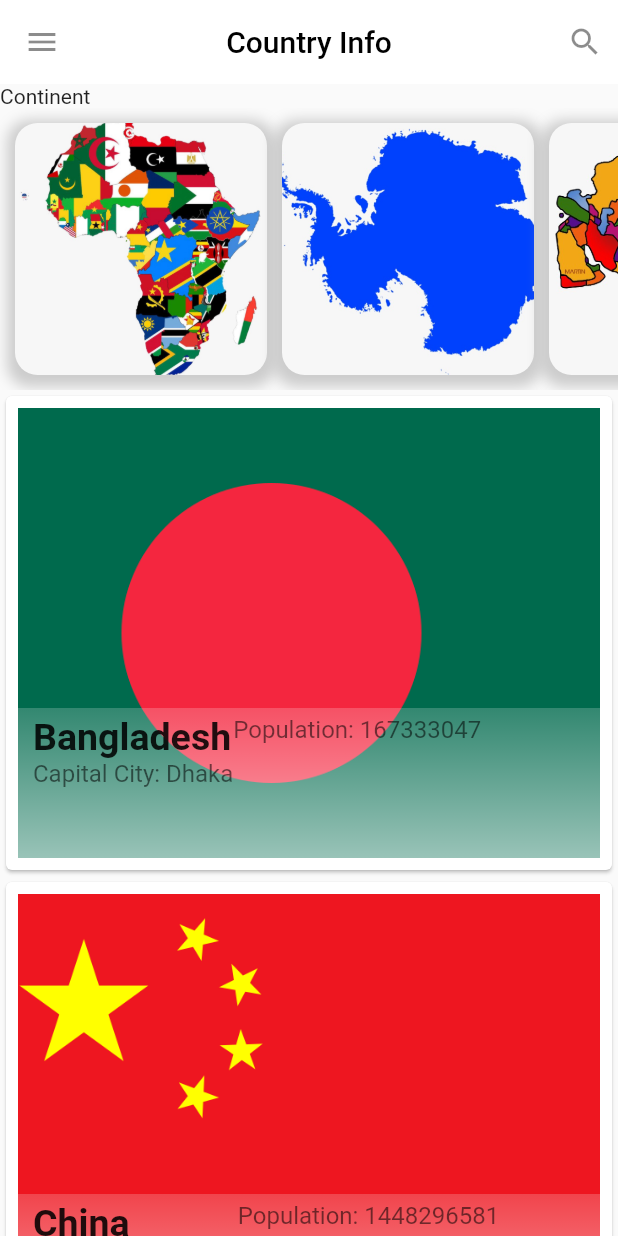
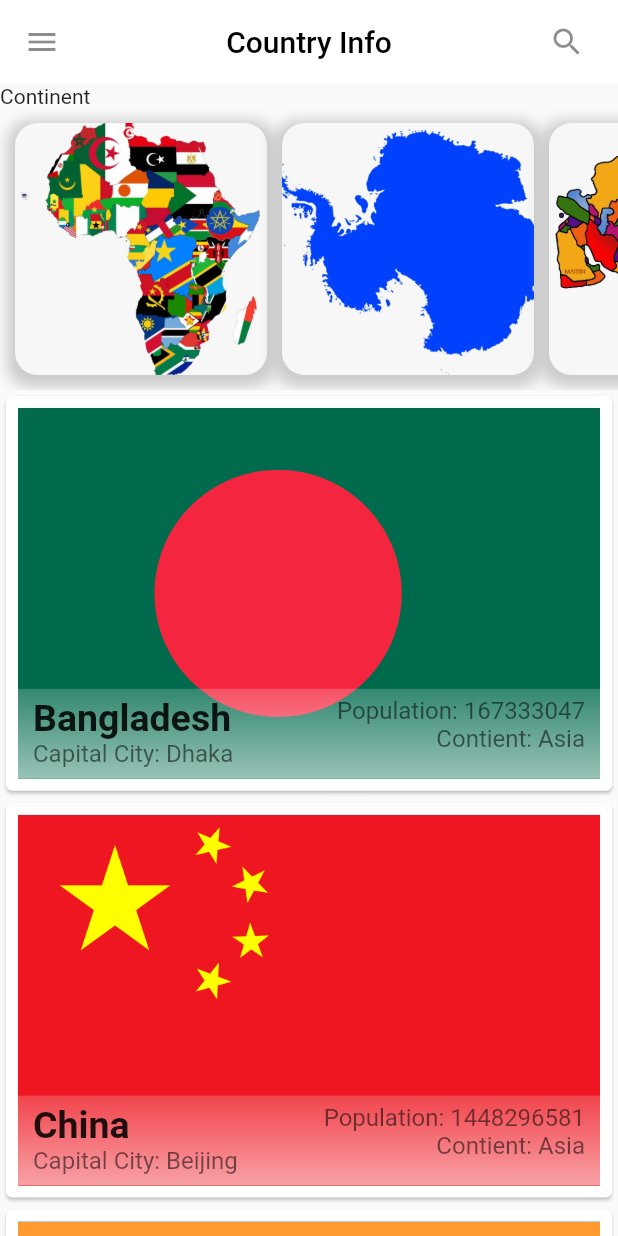
Before and after one commit to samirreaz/country_info, a Flutter app: the HomeScreen screen opened directly, on a phone screen of 412 x 824 dp. Run offline on Flutter 3.47's test engine with Material 2 defaults, Android fonts, the phone set to English and light mode, and no system bars.

Commit message:
Drawer is added but i can't added the menu button as the drawer button

```diff
--- a/lib/main.dart
+++ b/lib/main.dart
@@ -12,6 +12,7 @@ class MyApp extends StatelessWidget {
   @override
   Widget build(BuildContext context) {
     return MaterialApp(
+      debugShowCheckedModeBanner: false,
       title: 'Flutter Demo',
       theme: ThemeData(
         primarySwatch: Colors.blue,
--- a/lib/models/country_model.dart
+++ b/lib/models/country_model.dart
@@ -18,42 +18,42 @@ class CountryModel {
 List<CountryModel> countryList = [
   CountryModel(
     countryName: 'Bangladesh',
-    subContinent: 'asia',
+    subContinent: 'Asia',
     countryCapital: 'Dhaka',
     countryImg: 'assets/country_pictures/Bangladesh-Dhaka.png',
     countryPopulation: 167333047,
   ),
   CountryModel(
     countryName: 'China',
-    subContinent: 'asia',
+    subContinent: 'Asia',
     countryCapital: 'Beijing',
     countryImg: 'assets/country_pictures/China-Beijing.png',
     countryPopulation: 1448296581,
   ),
   CountryModel(
     countryName: 'India',
-    subContinent: 'asia',
+    subContinent: 'Asia',
     countryCapital: 'New Delli',
     countryImg: 'assets/country_pictures/india-new_delli.png',
     countryPopulation: 1401865325,
   ),
   CountryModel(
     countryName: 'Indonesia',
-    subContinent: 'asia',
+    subContinent: 'Asia',
     countryCapital: 'Bali',
     countryImg: 'assets/country_pictures/Indonesia-bali.png',
     countryPopulation: 278183723,
   ),
   CountryModel(
     countryName: 'Japan',
-    subContinent: 'asia',
+    subContinent: 'Asia',
     countryCapital: 'Tokyo',
     countryImg: 'assets/country_pictures/Japan-Tokyo.png',
     countryPopulation: 125851329,
   ),
   CountryModel(
     countryName: 'Pakistan',
-    subContinent: 'asia',
+    subContinent: 'Asia',
     countryCapital: 'Islamabad',
     countryImg: 'assets/country_pictures/Pakistan-Islamabad.png',
     countryPopulation: 227798867,
@@ -95,7 +95,7 @@ List<CountryModel> countryList = [
   ),
   CountryModel(
     countryName: 'Brazil',
-    subContinent: 'South America',
+    subContinent: 'south_america',
     countryCapital: 'Brasília',
     countryImg: 'assets/country_pictures/Brazil.png',
     countryPopulation: 214994279,
--- a/lib/screen/home/home_screen.dart
+++ b/lib/screen/home/home_screen.dart
@@ -1,4 +1,6 @@
 import 'package:country_info/models/country_model.dart';
+import 'package:country_info/screen/about_screen.dart';
+import 'package:country_info/screen/fiiter_country/fiiter_country_screen.dart';
 import 'package:flutter/cupertino.dart';
 import 'package:flutter/material.dart';
 
@@ -6,25 +8,55 @@ class HomeScreen extends StatelessWidget {
   HomeScreen({Key? key}) : super(key: key);
 
   List<Map<String, dynamic>> continents = [
-    {'name': 'Africa', 'img': 'assets/images/Africa.jpeg'},
-    {'name': 'Antarctica', 'img': 'assets/images/Antarctica.jpeg'},
-    {'name': 'Asia', 'img': 'assets/images/Asia.jpeg'},
-    {'name': 'Australia', 'img': 'assets/images/Australia.jpeg'},
-    {'name': 'North Amrica', 'img': 'assets/images/north_amrica.jpeg'},
-    {'name': 'South America', 'img': 'assets/images/south_america.jpeg'},
-    {'name': 'Europe', 'img': 'assets/images/Europe.jpeg'},
+    {
+      'name': 'Africa',
+      'img': 'assets/images/Africa.jpeg',
+      'cataName': 'Africa'
+    },
+    {
+      'name': 'Antarctica',
+      'img': 'assets/images/Antarctica.jpeg',
+      'cataName': 'Antarctica'
+    },
+    {'name': 'Asia', 'img': 'assets/images/Asia.jpeg', 'cataName': 'Asia'},
+    {
+      'name': 'Australia',
+      'img': 'assets/images/Australia.jpeg',
+      'cataName': 'Oceania'
+    },
+    {
+      'name': 'North Amrica',
+      'img': 'assets/images/north_amrica.jpeg',
+      'cataName': 'north_amrica'
+    },
+    {
+      'name': 'South America',
+      'img': 'assets/images/south_america.jpeg',
+      'cataName': 'south_america'
+    },
+    {
+      'name': 'Europe',
+      'img': 'assets/images/Europe.jpeg',
+      'cataName': 'Europe'
+    },
   ];
 
   @override
   Widget build(BuildContext context) {
     return Scaffold(
+
       appBar: AppBar(
         backgroundColor: Colors.white,
         elevation: 0,
-        actions: [
-          Icon(
+        actions:  [
+          IconButton(
+            icon:Icon(
               Icons.search,
               color: Colors.black45,
+            ),
+      onPressed:(){
+
+      }
           ),
           SizedBox(width: 10),
         ],
@@ -38,9 +70,35 @@ class HomeScreen extends StatelessWidget {
           style: TextStyle(color: Colors.black),
         ),
       ),
-      body: Column(
+      drawer: Drawer(
+        backgroundColor: Color(0xffc5cae9),
+        child: ListView(
+            children: [
+        Padding(
+          padding: const EdgeInsets.only(top: 300),
+          child: ListTile(
+          title: Text('About Developer'),
+          leading: Icon(Icons.label_important_outline_rounded),
+          trailing: Icon(Icons.arrow_right),
+          onTap: () {
+            Navigator.push(
+              context,
+              MaterialPageRoute(
+                builder: (context) => About_Screen(
+                ),
+              ),
+            );
+          },
+      ),
+        ),]
+    ),
+    ),
+
+      body:
+      Column(
         crossAxisAlignment: CrossAxisAlignment.start,
         children: [
+
           Text('Continent'),
           Expanded(
             child: GridView.builder(
@@ -56,7 +114,18 @@ class HomeScreen extends StatelessWidget {
                 crossAxisCount: 1,
                 mainAxisSpacing: 10,
               ),
-              itemBuilder: (context, index) => Container(
+              itemBuilder: (context, index) => InkWell(
+                onTap: () {
+                  Navigator.push(
+                    context,
+                    MaterialPageRoute(
+                      builder: (context) => FilterCountryScreen(
+                        selectedCategory: continents[index]['cataName'],
+                      ),
+                    ),
+                  );
+                },
+                child: Container(
                   decoration: BoxDecoration(
                     borderRadius: BorderRadius.circular(15),
                     image: DecorationImage(
@@ -70,14 +139,13 @@ class HomeScreen extends StatelessWidget {
                         offset: Offset(0, 3), // changes position of shadow
                       ),
                     ],
-
                   ),
                   // child: Image.asset(
                   //   ,
                   //   fit: BoxFit.cover,
                   // ),
                 ),
-
+              ),
             ),
           ),
           Expanded(
@@ -101,16 +169,16 @@ class HomeScreen extends StatelessWidget {
                       end: Alignment.bottomCenter,
                     ),*/
                   ),
-                  height: 300,
+                  height: MediaQuery.of(context).size.height * .3,
                   alignment: Alignment.bottomCenter,
                   child: Container(
-
                     padding: EdgeInsets.only(
                       top: 5,
                       left: 10,
                       right: 10,
                     ),
                     child: Row(
+                      mainAxisAlignment: MainAxisAlignment.spaceBetween,
                       children: [
                         Column(
                           crossAxisAlignment: CrossAxisAlignment.start,
@@ -122,27 +190,35 @@ class HomeScreen extends StatelessWidget {
                                 fontWeight: FontWeight.bold,
                               ),
                             ),
+                            Column(
+                              children: [
                                 Text(
                                   'Capital City: ${countryList[index].countryCapital}',
-                              style: TextStyle(color: Colors.black54, fontSize: 16),
+                                  style: TextStyle(
+                                      color: Colors.black54, fontSize: 16),
                                 ),
-
                               ],
                             ),
-
+                          ],
+                        ),
                         Column(
                           crossAxisAlignment: CrossAxisAlignment.end,
                           children: [
                             Text(
                               'Population: ${countryList[index].countryPopulation}',
-                                  style: TextStyle(color: Colors.black54, fontSize: 16),
+                              style: TextStyle(
+                                  color: Colors.black54, fontSize: 16),
+                            ),
+                            Text(
+                              'Contient: ${countryList[index].subContinent}',
+                              style: TextStyle(
+                                  color: Colors.black54, fontSize: 16),
                             ),
                           ],
                         ),
                       ],
                     ),
-
-                    height: 100,
+                    height: 60,
                     width: double.infinity,
                     decoration: BoxDecoration(
                       gradient: LinearGradient(
```
Also changed, not shown: lib/screen/about_screen.dart (added, +113 -0 lines), lib/screen/drawer_screen.dart (added, +11 -0 lines), lib/screen/fiiter_country/fiiter_country_screen.dart (added, +76 -0 lines), assets/20190112_210919_001.jpg (added), assets/85202609_2567122100281723_5039383955594280960_n.jpg (added), assets/country_pictures/Tonga.png (added). Lines whose indentation alone changed are shown as unchanged.
